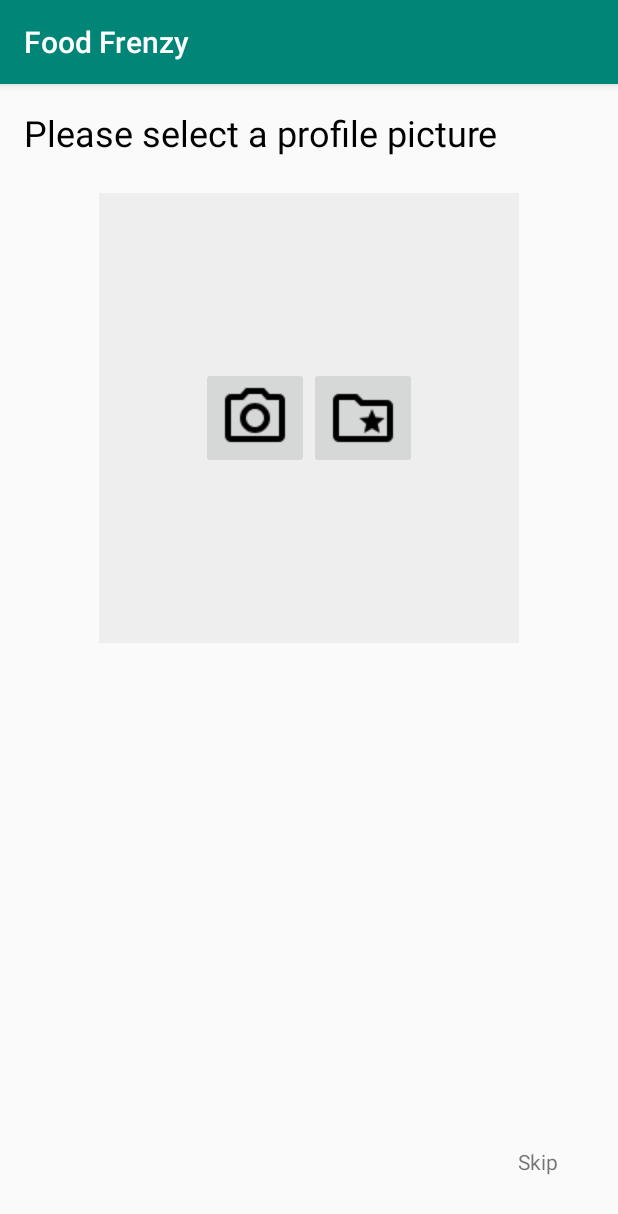
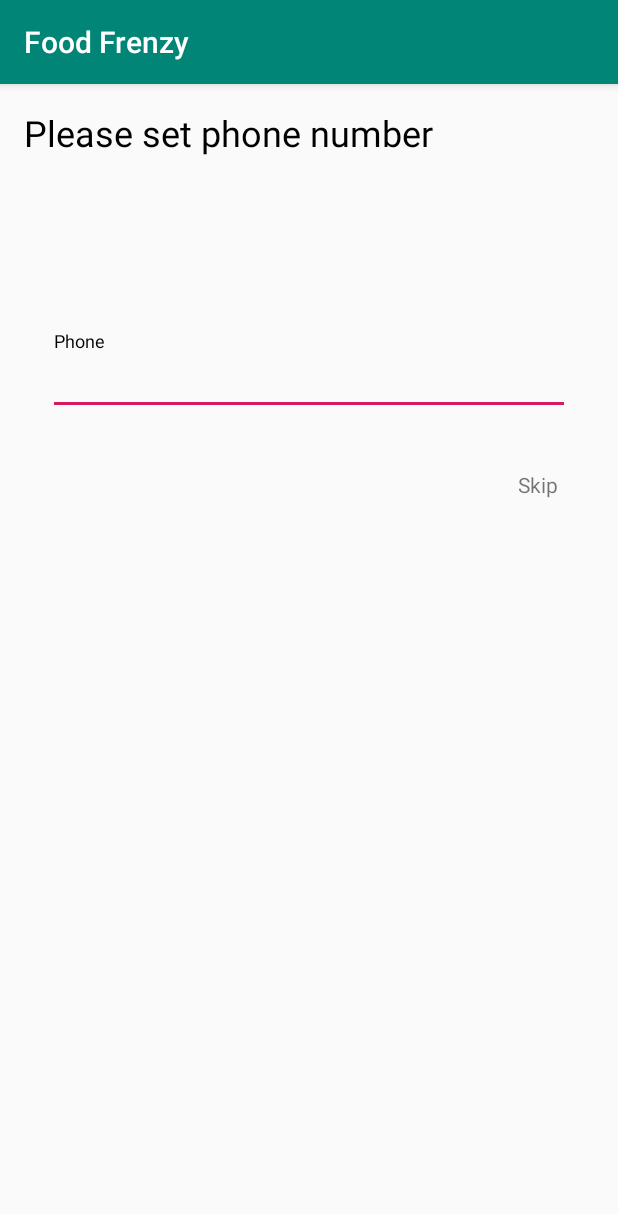
Before and after one commit to msh-tuhin/foodhood, an Android app: the screen it shows after launch (SetProfilePicture before the commit, SetPhone after it), after a tap on "Skip", on a phone screen of 412 x 824 dp. Shown: the top 1214 px of the screen. Run offline under Robolectric (Android 15) with nearby library versions, the phone set to English and light mode, and no system bars; our stand-ins replace Firebase (no records; nobody signed in at launch, a user with empty details on screens opened directly); libraries missing offline, so code that uses them is left out: id.zelory.compressor; pictures from the network do not load.

Commit message:
Added new activity SetPhone
Added phone validation regex to InputValidator.validatePhone(String)
Created layout for setting phone number : TextInputLayout, TextInputEditText
                                          Errormessage, clickable Skip/Next button
                                          click on the skip/next text is NOT handled yet

```diff
--- a/app/src/main/AndroidManifest.xml
+++ b/app/src/main/AndroidManifest.xml
@@ -12,13 +12,14 @@
         android:roundIcon="@mipmap/ic_launcher_round"
         android:supportsRtl="true"
         android:theme="@style/AppTheme">
-        <activity android:name=".MainActivity"/>
-            <!--<intent-filter>-->
-                <!--<action android:name="android.intent.action.MAIN" />-->
+        <activity android:name=".MainActivity" />
+        <!-- <intent-filter> -->
+        <!-- <action android:name="android.intent.action.MAIN" /> -->
 
-                <!--<category android:name="android.intent.category.LAUNCHER" />-->
-            <!--</intent-filter>-->
-        <!--</activity>-->
+
+        <!-- <category android:name="android.intent.category.LAUNCHER" /> -->
+        <!-- </intent-filter> -->
+        <!-- </activity> -->
         <activity android:name=".home" />
         <activity android:name=".PersonDetail" />
         <activity android:name=".DishDetail" />
@@ -47,6 +48,7 @@
                 <category android:name="android.intent.category.LAUNCHER" />
             </intent-filter>
         </activity>
+        <activity android:name=".SetPhone"></activity>
     </application>
 
 </manifest>
--- /dev/null
+++ b/app/src/main/java/com/example/tuhin/myapplication/SetPhone.java
@@ -0,0 +1,81 @@
+package com.example.tuhin.myapplication;
+
+import androidx.appcompat.app.AppCompatActivity;
+import androidx.appcompat.widget.Toolbar;
+import myapp.utils.InputValidator;
+
+import android.os.Bundle;
+import android.text.Editable;
+import android.text.TextWatcher;
+import android.util.Log;
+import android.view.View;
+import android.widget.TextView;
+
+import com.google.android.material.textfield.TextInputEditText;
+import com.google.android.material.textfield.TextInputLayout;
+
+public class SetPhone extends AppCompatActivity {
+
+    Toolbar toolbar;
+    TextInputLayout phoneInputLayout;
+    TextInputEditText phoneEditText;
+    TextView skipOrNext;
+
+    @Override
+    protected void onCreate(Bundle savedInstanceState) {
+        super.onCreate(savedInstanceState);
+        setContentView(R.layout.activity_set_phone);
+
+        toolbar = findViewById(R.id.toolbar);
+        phoneInputLayout = findViewById(R.id.input_layout_phone);
+        phoneEditText = findViewById(R.id.phone_editText);
+        skipOrNext = findViewById(R.id.skip_or_next);
+
+        toolbar.setTitle("Food Frenzy");
+        setSupportActionBar(toolbar);
+
+        skipOrNext.setOnClickListener(new View.OnClickListener() {
+            @Override
+            public void onClick(View v) {
+                Log.i("skip_next_phone", "clicked");
+
+                // TODO add phone number to firestore database
+                // TODO launch new activity
+
+            }
+        });
+
+        phoneEditText.addTextChangedListener(new TextWatcher() {
+            @Override
+            public void beforeTextChanged(CharSequence s, int start, int count, int after) {
+
+            }
+
+            @Override
+            public void onTextChanged(CharSequence s, int start, int before, int count) {
+
+            }
+
+            @Override
+            public void afterTextChanged(Editable s) {
+                checkPhoneEditText(s.toString());
+            }
+        });
+
+    }
+
+    private void checkPhoneEditText(String phoneNumber){
+        phoneInputLayout.setError(null);
+        if(phoneNumber.trim().isEmpty()){
+            skipOrNext.setText("Skip");
+            return;
+        }
+
+        skipOrNext.setText("Next");
+        boolean validated = InputValidator.validatePhone(phoneNumber);
+        if(!validated){
+            phoneInputLayout.setError("Please type a valid phone number");
+            skipOrNext.setText("Skip");
+        }
+    }
+}
--- a/app/src/main/java/com/example/tuhin/myapplication/SetProfilePicture.java
+++ b/app/src/main/java/com/example/tuhin/myapplication/SetProfilePicture.java
@@ -124,6 +124,7 @@ public class SetProfilePicture extends AppCompatActivity {
 
                 Log.i("skip_next", "clicked");
                 if(uploadUri != null){
+                    Log.i("upload_uri", "not null");
                     FirebaseStorage storage = FirebaseStorage.getInstance();
                     final StorageReference storageReference = storage.getReference()
                             .child("profile-pictures").child(uploadUri.getLastPathSegment());
@@ -181,7 +182,13 @@ public class SetProfilePicture extends AppCompatActivity {
                             Log.e("error", e.getMessage());
                         }
                     });
-                }
+                } else Log.i("upload_uri", "null");
+
+                // TODO maybe add download_uri of uploaded profile
+                // TODO picture to firestore database
+
+                Intent intent = new Intent(SetProfilePicture.this, SetPhone.class);
+                startActivity(intent);
             }
         });
 
--- a/app/src/main/java/myapp/utils/InputValidator.java
+++ b/app/src/main/java/myapp/utils/InputValidator.java
@@ -1,5 +1,6 @@
 package myapp.utils;
 
+import android.util.Log;
 import android.util.Patterns;
 
 public class InputValidator {
@@ -19,8 +20,19 @@ public class InputValidator {
         return true;
     }
 
-    public static boolean validatePhone(){
-        return true;
+    public static boolean validatePhone(String phoneNumber){
+        phoneNumber = phoneNumber.replaceAll("[\\s-]", "");
+        Log.i("phone", phoneNumber);
+        String phoneValidationRegex = "(\\+88)?0" +
+                // mobile
+                "(1[^02\\D][0-9]{8}|" +
+                // btcl-dhaka
+                "2[0-9]{7,9}|" +
+                // btcl-others
+                "[3-9][0-9]{1,2}[0-9]{6,8}|" +
+                // ip telephony
+                "96[0-9]{2}[0-9]{6})";
+        return phoneNumber.matches(phoneValidationRegex);
     }
 
     public static boolean confirmPassword(String password, String passwordAgain){
--- /dev/null
+++ b/app/src/main/res/layout/activity_set_phone.xml
@@ -0,0 +1,67 @@
+<androidx.coordinatorlayout.widget.CoordinatorLayout xmlns:android="http://schemas.android.com/apk/res/android"
+    xmlns:app="http://schemas.android.com/apk/res-auto"
+    android:id="@+id/coordinatorlayout"
+    android:layout_width="match_parent"
+    android:layout_height="match_parent">
+
+    <!-- if theme not set, title textcolor will be black-->
+    <com.google.android.material.appbar.AppBarLayout
+        android:layout_width="match_parent"
+        android:layout_height="wrap_content"
+        android:theme="@style/ThemeOverlay.AppCompat.Dark.ActionBar">
+
+        <androidx.appcompat.widget.Toolbar
+            android:id="@+id/toolbar"
+            android:layout_width="match_parent"
+            android:layout_height="?attr/actionBarSize"
+            app:popupTheme="@style/ThemeOverlay.AppCompat.Light" />
+    </com.google.android.material.appbar.AppBarLayout>
+
+    <LinearLayout
+        android:layout_width="match_parent"
+        android:layout_height="match_parent"
+        android:orientation="vertical"
+        android:layout_marginTop="?attr/actionBarSize"
+        android:padding="16dp">
+
+        <TextView
+            style="@style/Headings"
+            android:layout_width="match_parent"
+            android:layout_height="wrap_content"
+            android:text="@string/ask_for_phone" />
+
+        <com.google.android.material.textfield.TextInputLayout
+            android:id="@+id/input_layout_phone"
+            android:layout_width="match_parent"
+            android:layout_height="wrap_content"
+            android:layout_marginTop="100dp"
+            app:hintTextAppearance="@style/HintText"
+            android:padding="16dp"
+            app:errorEnabled="true">
+            <!--app:counterEnabled="true"-->
+            <!--app:counterMaxLength="30">-->
+
+            <com.google.android.material.textfield.TextInputEditText
+                android:id="@+id/phone_editText"
+                android:layout_width="match_parent"
+                android:layout_height="wrap_content"
+                android:hint="@string/phone_hint"
+                android:inputType="phone"
+                android:maxLength="30"/>
+        </com.google.android.material.textfield.TextInputLayout>
+
+        <TextView
+            android:id="@+id/skip_or_next"
+            android:layout_width="wrap_content"
+            android:layout_height="wrap_content"
+            android:text="Skip"
+            android:layout_gravity="bottom|end"
+            android:layout_marginRight="24dp"
+            android:layout_marginEnd="24dp"
+            android:layout_marginBottom="24dp"
+            android:focusable="true"
+            android:clickable="true"/>
+
+    </LinearLayout>
+
+</androidx.coordinatorlayout.widget.CoordinatorLayout>
--- a/app/src/main/res/values/strings.xml
+++ b/app/src/main/res/values/strings.xml
@@ -62,4 +62,12 @@
         Please select a profile picture
     </string>
 
+    <string name="ask_for_phone">
+        Please set phone number
+    </string>
+
+    <string name="phone_hint">
+        Phone
+    </string>
+
 </resources>
```
Also changed, not shown: 1 other file.
